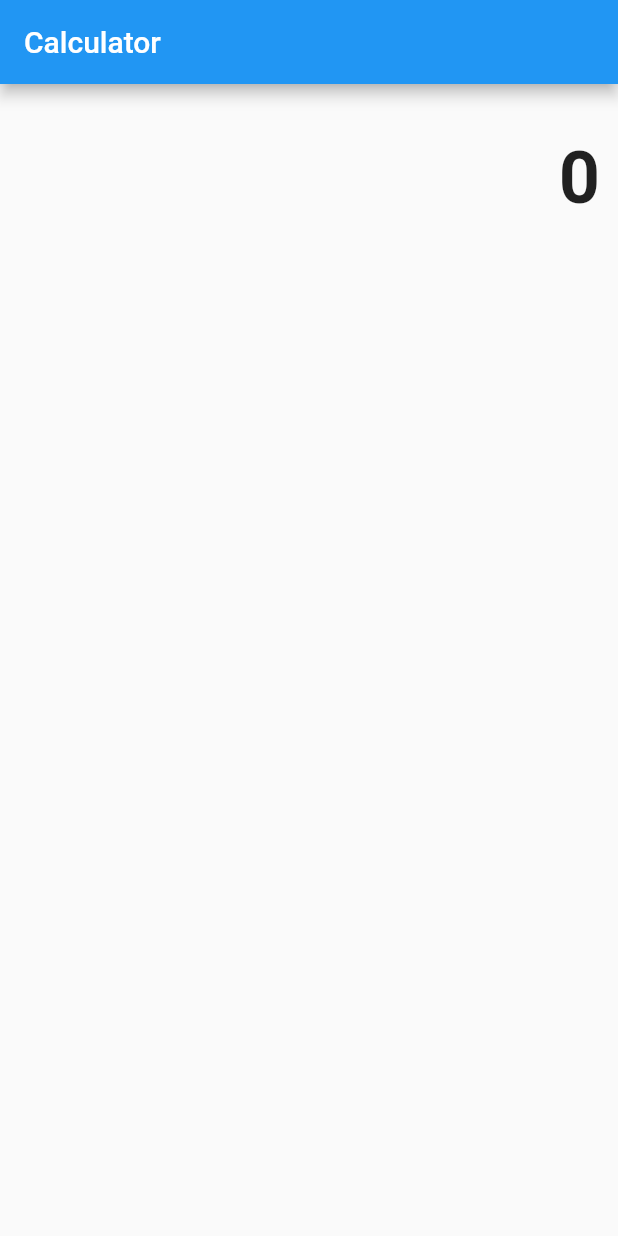
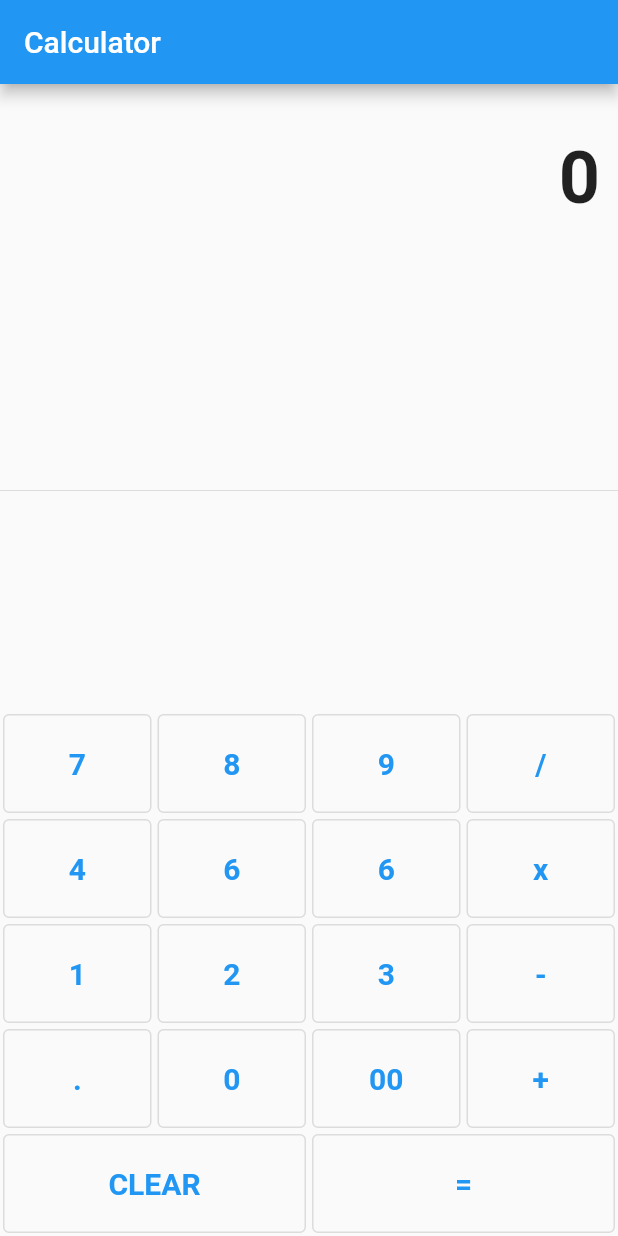
Before and after one commit to Habedexise1/Calculator, a Flutter app: the screen it shows after launch, on a phone screen of 412 x 824 dp. Run offline on Flutter 3.47's test engine with Material 2 defaults, Android fonts, the phone set to English and light mode, and no system bars.

Commit message:
third Commit

```diff
--- a/lib/main.dart
+++ b/lib/main.dart
@@ -29,11 +29,23 @@ class MyHomePage extends StatefulWidget {
 
 buttonPressed() {}
 
-// Widget buildButton(){
-//   return(
-
-//   );
-// }
+Widget buildButton(String buttonText) {
+  return Expanded(
+    child: SizedBox(
+      height: 70.0,
+      child: Padding(
+        padding: const EdgeInsets.all(2.0),
+        child: OutlinedButton(
+          child: Text(
+            buttonText,
+            style: TextStyle(fontSize: 20.0, fontWeight: FontWeight.bold),
+          ),
+          onPressed: () => buttonPressed(),
+        ),
+      ),
+    ),
+  );
+}
 
 class _MyHomePageState extends State<MyHomePage> {
   @override
@@ -55,6 +67,51 @@ class _MyHomePageState extends State<MyHomePage> {
                   fontWeight: FontWeight.bold,
                 ),
               ),
+            ),
+            Expanded(
+              child: Divider(),
+            ),
+            new Column(
+              children: [
+                new Row(
+                  children: [
+                    buildButton('7'),
+                    buildButton('8'),
+                    buildButton('9'),
+                    buildButton('/'),
+                  ],
+                ),
+                new Row(
+                  children: [
+                    buildButton('4'),
+                    buildButton('6'),
+                    buildButton('6'),
+                    buildButton('x'),
+                  ],
+                ),
+                new Row(
+                  children: [
+                    buildButton('1'),
+                    buildButton('2'),
+                    buildButton('3'),
+                    buildButton('-'),
+                  ],
+                ),
+                new Row(
+                  children: [
+                    buildButton('.'),
+                    buildButton('0'),
+                    buildButton('00'),
+                    buildButton('+'),
+                  ],
+                ),
+                new Row(
+                  children: [
+                    buildButton('CLEAR'),
+                    buildButton('='),
+                  ],
+                )
+              ],
             )
           ],
         ),
```
